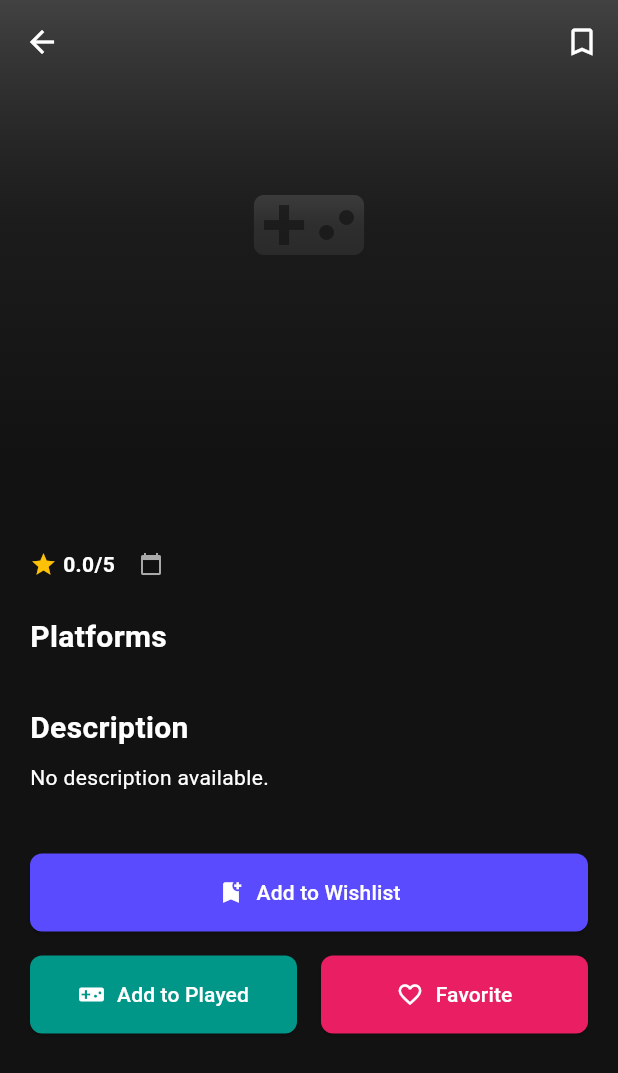
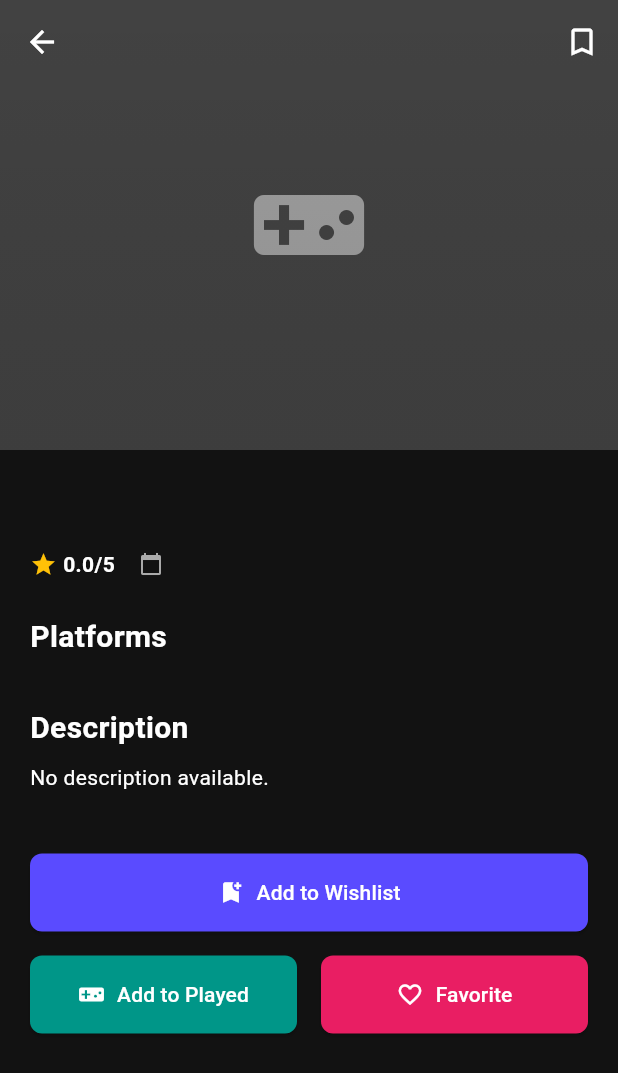
Before and after one commit to zarxoo/social-game-tracker, a Flutter app: the GameDetailScreen screen opened directly with empty values, on a phone screen of 412 x 824 dp. Shown: the top 1073 px of the screen. Run offline on Flutter 3.47's test engine with Material 3 defaults, Android fonts, the phone set to English and light mode, and no system bars; our stand-ins replace cached_network_image, carousel_slider, cloud_firestore, dio, firebase_auth, firebase_core and 1 more; accounts and stored records are empty; network calls fail.

Commit message:
update screenshot jadi lebih terang

```diff
--- a/lib/screens/detail/game_detail_screen.dart
+++ b/lib/screens/detail/game_detail_screen.dart
@@ -456,8 +456,8 @@ class _GameDetailScreenState extends State<GameDetailScreen> {
                           end: Alignment.bottomCenter,
                           colors: [
                             Colors.transparent,
-                            AppTheme.backgroundColor.withOpacity(0.8),
-                            AppTheme.backgroundColor,
+                            AppTheme.backgroundColor.withOpacity(0.1),
+
                           ],
                         ),
                       ),
```
Also changed, not shown: pubspec.lock.
